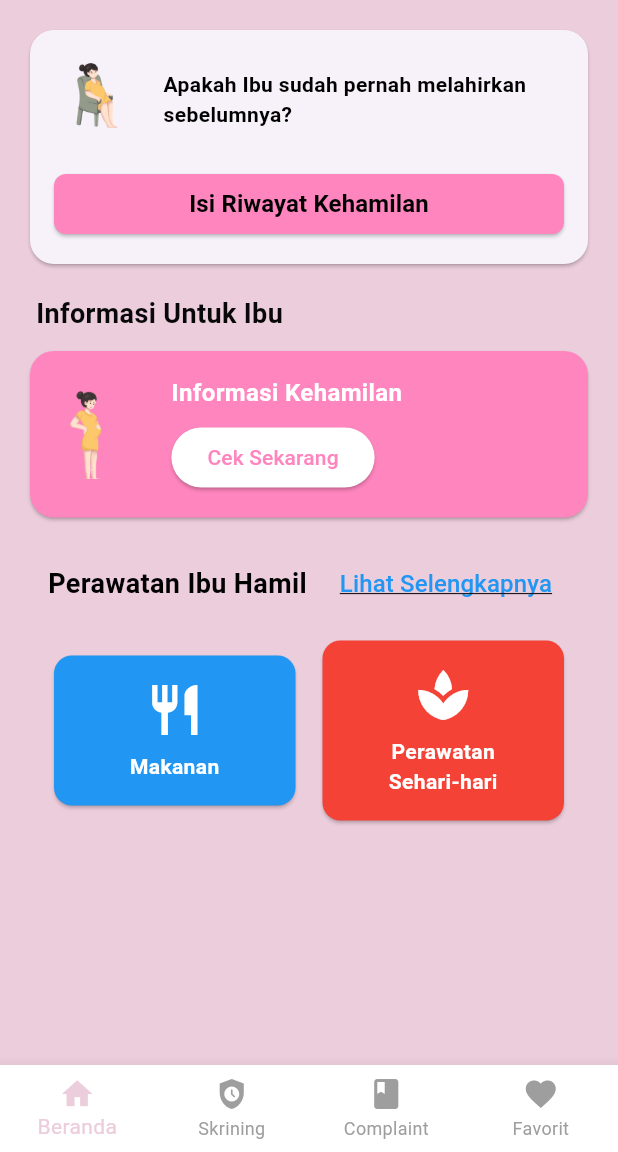
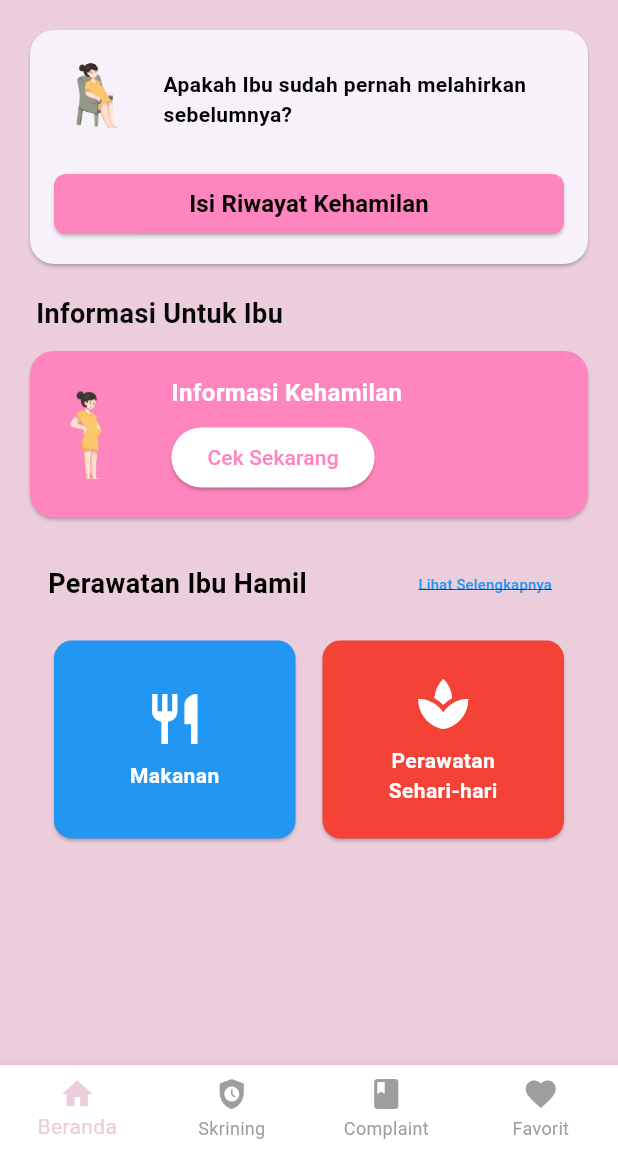
Before and after one commit to presley03/sabina-dart, a Flutter app: the SabinaHomeScreen screen opened directly, on a phone screen of 412 x 824 dp, the part 84-1236 px from its top. Run offline on Flutter 3.47's test engine with Material 3 defaults, Android fonts, the phone set to English and light mode, and no system bars; our stand-ins replace sqflite; accounts and stored records are empty.

```diff
--- a/lib/screens/home_screen.dart
+++ b/lib/screens/home_screen.dart
@@ -5,16 +5,26 @@ import '../widgets/pregnancy_history_card.dart';
 import '../widgets/information_section.dart';
 import '../widgets/care_section.dart';
 import '../widgets/bottom_navigation.dart';
+import 'preeclampsia_screening_screen.dart'; // Pastikan ini diimpor
 
-class SabinaHomeScreen extends StatelessWidget {
+class SabinaHomeScreen extends StatefulWidget {
   const SabinaHomeScreen({super.key});
+
+  @override
+  State<SabinaHomeScreen> createState() => _SabinaHomeScreenState();
+}
+
+class _SabinaHomeScreenState extends State<SabinaHomeScreen> {
+  int _currentIndex = 0;
 
   @override
   Widget build(BuildContext context) {
     return Scaffold(
       backgroundColor: AppColors.primaryPink,
       appBar: const SabinaAppBar(),
-      body: SafeArea(
+      body: _currentIndex == 1
+          ? const PreeclampsiaScreeningScreen()
+          : SafeArea(
               child: ListView(
                 padding: const EdgeInsets.all(16),
                 children: const [
@@ -27,7 +37,7 @@ class SabinaHomeScreen extends StatelessWidget {
                       style: TextStyle(
                         color: Color.fromARGB(255, 8, 8, 8),
                         fontSize: 18,
-                  fontWeight: FontWeight.bold
+                        fontWeight: FontWeight.bold,
                       ),
                       textAlign: TextAlign.left,
                     ),
@@ -39,7 +49,14 @@ class SabinaHomeScreen extends StatelessWidget {
                 ],
               ),
             ),
-      bottomNavigationBar: const SabinaBottomNavigation(),
+      bottomNavigationBar: SabinaBottomNavigation(
+        currentIndex: _currentIndex,
+        onTap: (index) {
+          setState(() {
+            _currentIndex = index;
+          });
+        },
+      ),
     );
   }
 }
--- a/lib/utils/constants.dart
+++ b/lib/utils/constants.dart
@@ -12,4 +12,5 @@ class AppAssets {
   static const String pregnantSitting = 'assets/images/pregnant_sitting.png';
   static const String pregnantStanding = 'assets/images/pregnant_standing.png';
   static const String backgroundImage1060 = 'assets/images/rectangle_1060.png';
+  static const String backgroundPattern = 'assets/images/background_kuisioner.png';
 }
--- a/lib/widgets/bottom_navigation.dart
+++ b/lib/widgets/bottom_navigation.dart
@@ -2,11 +2,20 @@ import 'package:flutter/material.dart';
 import '../utils/constants.dart';
 
 class SabinaBottomNavigation extends StatelessWidget {
-  const SabinaBottomNavigation({super.key});
+  final int currentIndex;
+  final Function(int) onTap;
+
+  const SabinaBottomNavigation({
+    super.key,
+    required this.currentIndex,
+    required this.onTap,
+  });
 
   @override
   Widget build(BuildContext context) {
     return BottomNavigationBar(
+      currentIndex: currentIndex,
+      onTap: onTap,
       type: BottomNavigationBarType.fixed,
       backgroundColor: Colors.white,
       selectedItemColor: AppColors.primaryPink,
@@ -29,9 +38,6 @@ class SabinaBottomNavigation extends StatelessWidget {
           label: 'Favorit',
         ),
       ],
-      onTap: (index) {
-        // Implementasi navigasi ke halaman yang sesuai
-      },
     );
   }
 }
--- a/lib/widgets/care_section.dart
+++ b/lib/widgets/care_section.dart
@@ -5,12 +5,12 @@ class CareSection extends StatelessWidget {
 
   @override
   Widget build(BuildContext context) {
-    return Padding(
-      padding: const EdgeInsets.symmetric(horizontal: 16), // Ubah padding sesuai dengan "Informasi Untuk Ibu"
-      child: Column(
+    return Column(
       crossAxisAlignment: CrossAxisAlignment.start,
       children: [
-          Row(
+        Padding(
+          padding: const EdgeInsets.symmetric(horizontal: 16),
+          child: Row(
             mainAxisAlignment: MainAxisAlignment.spaceBetween,
             children: [
               const Text(
@@ -20,7 +20,6 @@ class CareSection extends StatelessWidget {
                   fontWeight: FontWeight.bold,
                   color: Colors.black,
                 ),
-                textAlign: TextAlign.left,
               ),
               TextButton(
                 onPressed: () {
@@ -29,7 +28,7 @@ class CareSection extends StatelessWidget {
                 child: const Text(
                   'Lihat Selengkapnya',
                   style: TextStyle(
-                    fontSize: 16,
+                    fontSize: 10,
                     color: Colors.blue,
                     decoration: TextDecoration.underline
                   ),
@@ -37,8 +36,11 @@ class CareSection extends StatelessWidget {
               ),
             ],
           ),
+        ),
         const SizedBox(height: 10),
-          Row(
+        Padding(
+          padding: const EdgeInsets.symmetric(horizontal: 16),
+          child: Row(
             children: [
               Expanded(
                 child: _buildCareCard(
@@ -57,31 +59,41 @@ class CareSection extends StatelessWidget {
               ),
             ],
           ),
+        ),
       ],
-      ),
     );
   }
 
   Widget _buildCareCard({required String title, required IconData icon, required Color color}) {
-    return Card(
+    return SizedBox(
+      height: 140, // Tinggi tetap untuk kedua box
+      child: Card(
         color: color,
+        shape: RoundedRectangleBorder(borderRadius: BorderRadius.circular(12)),
         child: InkWell(
           onTap: () {
             // Navigasi ke halaman detail perawatan
           },
           child: Padding(
-          padding: const EdgeInsets.all(16.0),
+            padding: const EdgeInsets.all(12.0),
             child: Column(
               mainAxisAlignment: MainAxisAlignment.center,
               children: [
                 Icon(icon, color: Colors.white, size: 40),
                 const SizedBox(height: 8),
-              Text(
+                Flexible(
+                  child: Text(
                     title,
                     textAlign: TextAlign.center,
-                style: const TextStyle(color: Colors.white, fontWeight: FontWeight.bold),
+                    style: const TextStyle(
+                      color: Colors.white,
+                      fontWeight: FontWeight.bold,
+                      fontSize: 14,
+                    ),
+                  ),
                 ),
               ],
+            ),
           ),
         ),
       ),
--- a/pubspec.yaml
+++ b/pubspec.yaml
@@ -34,6 +34,7 @@ dependencies:
   sqflite: ^2.0.0+4
   path: ^1.8.0
   intl: ^0.17.0
+  provider: ^6.0.0
 
 
   # The following adds the Cupertino Icons font to your application.
```
Also changed, not shown: lib/main.dart (+12 -4 lines), lib/models/preeclampsia_model.dart (added, +77 -0 lines), lib/screens/preeclampsia_screening_screen.dart (added, +110 -0 lines), lib/screens/questionnaire_screen.dart (added, +63 -0 lines), lib/screens/result_screen.dart (added, +62 -0 lines), assets/images/background_kuisioner.png (added), pubspec.lock. Lines whose indentation alone changed are shown as unchanged.
